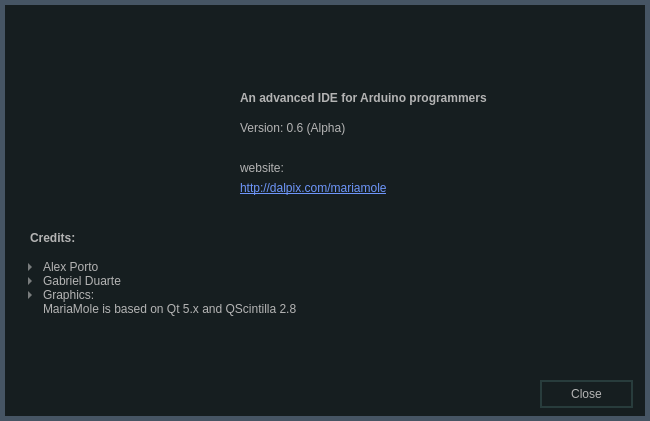
aporto/mariamole, file src/about.ui: the form before one commit.
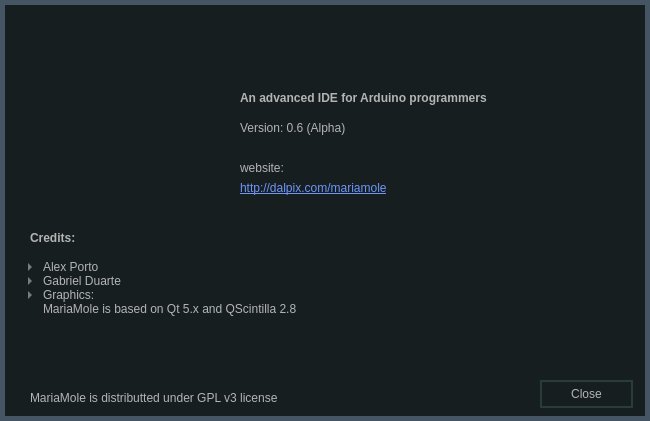
The form after the commit. Icons and pictures are not drawn.

Patch:
```diff
--- a/src/about.ui
+++ b/src/about.ui
@@ -78,7 +78,7 @@
     <rect>
      <x>240</x>
      <y>20</y>
-     <width>301</width>
+     <width>371</width>
      <height>61</height>
     </rect>
    </property>
@@ -277,6 +277,25 @@
     <string>Version: 0.6 (Alpha)</string>
    </property>
   </widget>
+  <widget class="QLabel" name="label_8">
+   <property name="geometry">
+    <rect>
+     <x>30</x>
+     <y>390</y>
+     <width>331</width>
+     <height>16</height>
+    </rect>
+   </property>
+   <property name="font">
+    <font>
+     <weight>50</weight>
+     <bold>false</bold>
+    </font>
+   </property>
+   <property name="text">
+    <string>MariaMole is distributted under GPL v3 license</string>
+   </property>
+  </widget>
  </widget>
  <layoutdefault spacing="6" margin="11"/>
  <resources>
```
